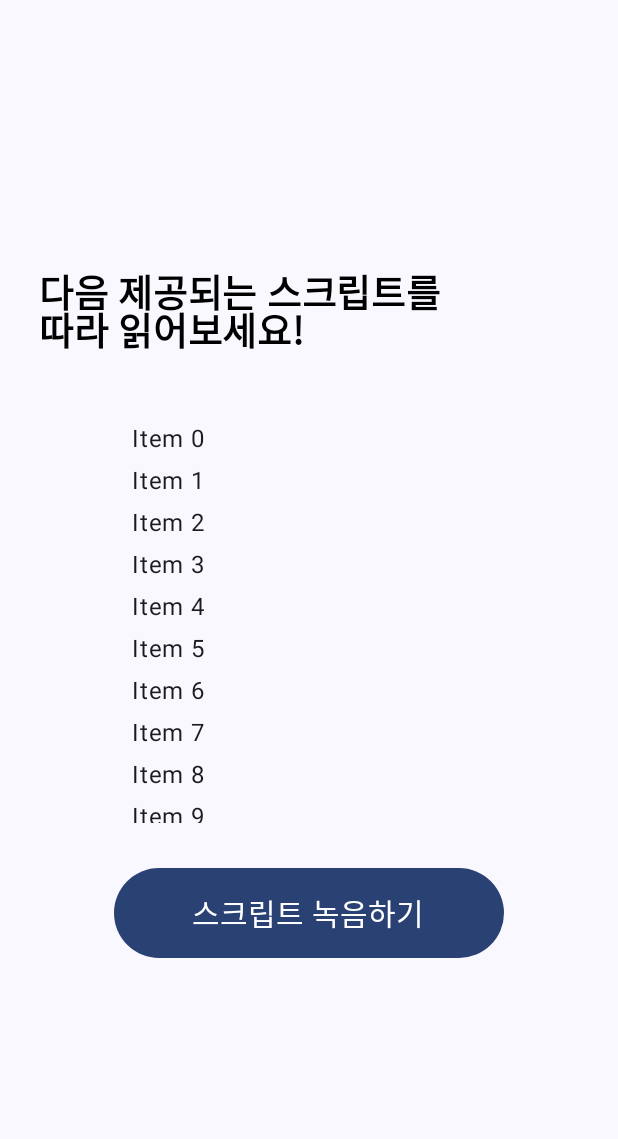
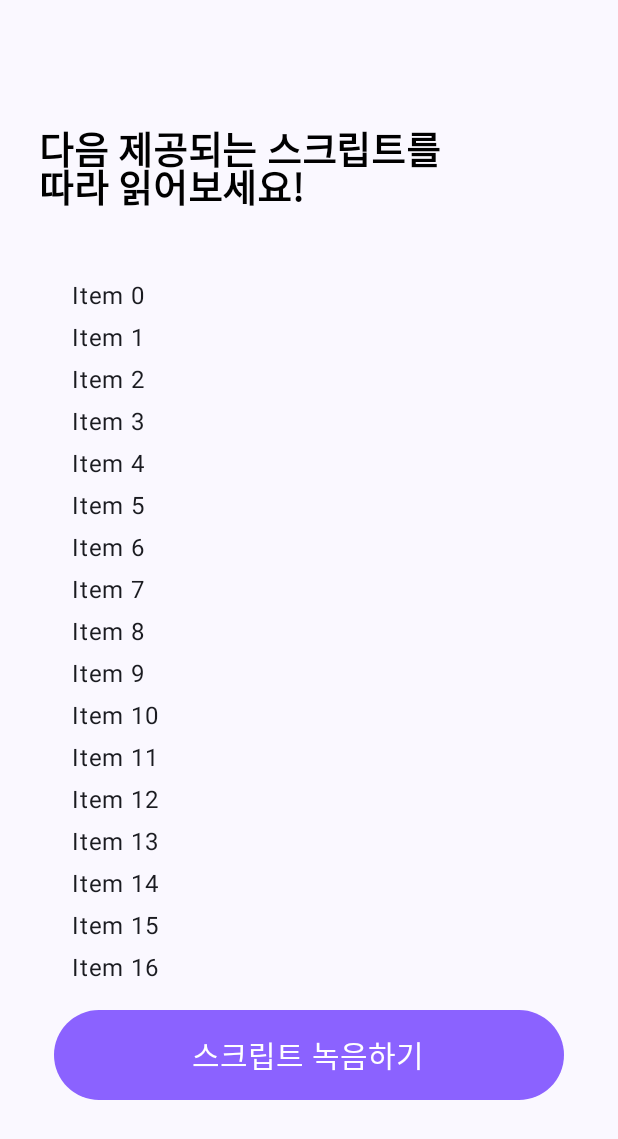
Before and after one commit to CAU23-Capstone-Design-2/Android, an Android app built with Jetpack Compose: the screen it shows after launch (MainActivity), on a phone screen of 412 x 824 dp. Shown: the top 1139 px of the screen. Run offline under Robolectric (Android 15) with nearby library versions, the light colour scheme and no system bars.

Commit message:
Purple color button add

```diff
--- a/app/src/main/java/kangparks/android/vostom/screens/home/HomeScreen.kt
+++ b/app/src/main/java/kangparks/android/vostom/screens/home/HomeScreen.kt
@@ -13,6 +13,8 @@ import androidx.compose.foundation.layout.padding
 import androidx.compose.foundation.rememberScrollState
 import androidx.compose.foundation.verticalScroll
 import androidx.compose.material3.Button
+import androidx.compose.material3.ButtonColors
+import androidx.compose.material3.ButtonDefaults
 import androidx.compose.material3.MaterialTheme
 import androidx.compose.material3.Surface
 import androidx.compose.material3.Text
@@ -27,6 +29,7 @@ import kangparks.android.vostom.Greeting
 import kangparks.android.vostom.navigations.Content
 import androidx.compose.ui.unit.dp
 import androidx.compose.ui.unit.sp
+import kangparks.android.vostom.ui.theme.Purple100
 
 
 @Composable
@@ -53,7 +56,7 @@ fun HomeScreen(navController : NavHostController){
 
         Column(
             modifier = Modifier
-                .size(300.dp)
+                .size(500.dp)
                 .verticalScroll(rememberScrollState())
                 .padding(30.dp)
         ) {
@@ -62,9 +65,9 @@ fun HomeScreen(navController : NavHostController){
             }
         }
 
-        Spacer(modifier = Modifier.height(10.dp))
-
-        Button(modifier = Modifier.width(300.dp).height(100.dp).padding(20.dp), onClick = { navController.navigate(Content.LearningScript.route) }) {
+        Button(modifier = Modifier.width(500.dp).height(100.dp).padding(20.dp),
+            colors = ButtonDefaults.buttonColors(Purple100),
+            onClick = { navController.navigate(Content.LearningScript.route) }) {
             Text(text = "스크립트 녹음하기", fontSize = 20.sp)
         }
     }
--- a/app/src/main/java/kangparks/android/vostom/ui/theme/Color.kt
+++ b/app/src/main/java/kangparks/android/vostom/ui/theme/Color.kt
@@ -7,5 +7,6 @@ val PurpleGrey80 = Color(0xFFCCC2DC)
 val Pink80 = Color(0xFFEFB8C8)
 
 val Purple40 = Color(0xFF6650a4)
+val Purple100 = Color(0xFF8B62FF)
 val PurpleGrey40 = Color(0xFF625b71)
 val Pink40 = Color(0xFF7D5260)
```
